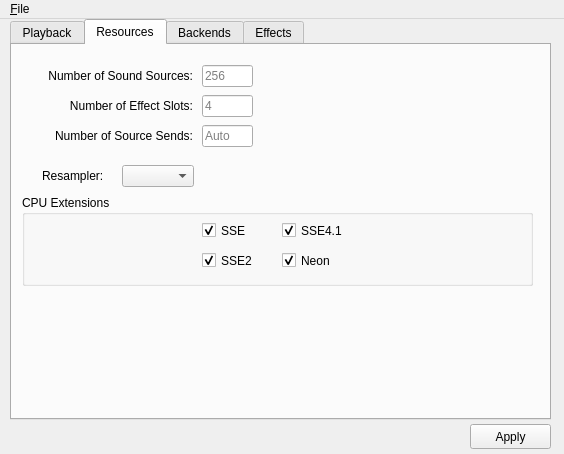
Qt form utils/alsoft-config/mainwindow.ui (kcat/openal-soft) before a commit.
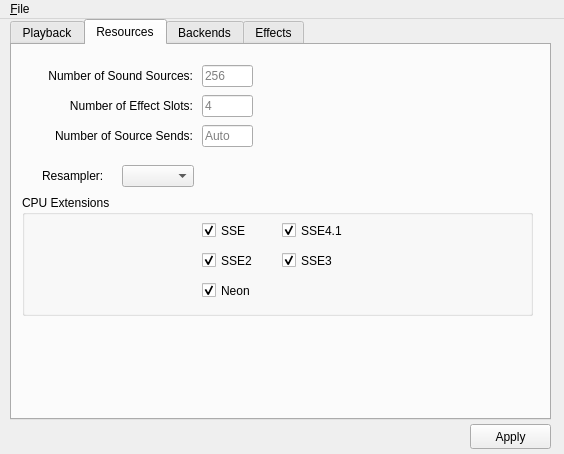
The same form after that commit. The open tabs and pages were chosen to show the change. Icons and pictures are not drawn.

What changed in the file:
```diff
--- a/utils/alsoft-config/mainwindow.ui
+++ b/utils/alsoft-config/mainwindow.ui
@@ -711,7 +711,7 @@
         <x>10</x>
         <y>150</y>
         <width>511</width>
-        <height>91</height>
+        <height>121</height>
        </rect>
       </property>
       <property name="toolTip">
@@ -757,8 +757,8 @@
       <widget class="QCheckBox" name="enableNeonCheckBox">
        <property name="geometry">
         <rect>
-         <x>260</x>
-         <y>50</y>
+         <x>180</x>
+         <y>80</y>
          <width>71</width>
          <height>31</height>
         </rect>
@@ -786,6 +786,22 @@
         <bool>true</bool>
        </property>
       </widget>
+      <widget class="QCheckBox" name="enableSSE3CheckBox">
+       <property name="geometry">
+        <rect>
+         <x>260</x>
+         <y>50</y>
+         <width>71</width>
+         <height>31</height>
+        </rect>
+       </property>
+       <property name="text">
+        <string>SSE3</string>
+       </property>
+       <property name="checked">
+        <bool>true</bool>
+       </property>
+      </widget>
      </widget>
     </widget>
     <widget class="QWidget" name="tab">
```
